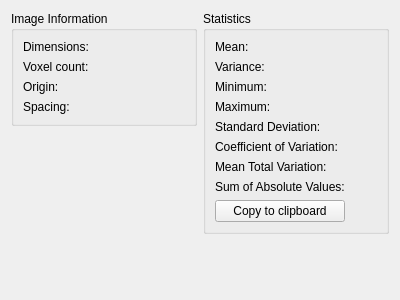
First picture: the form in source/modules/image_information/ImageInformationWidget.ui, repository josefkoller/ambient_image_processor, before the edit.
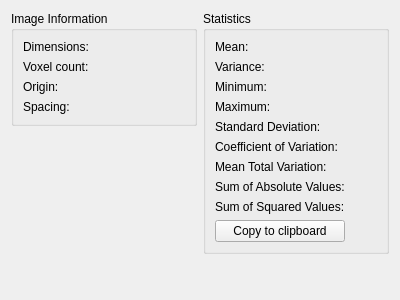
Second picture: the form after the edit.

Commit message: sum of squared values

What changed in the file:
```diff
--- a/source/modules/image_information/ImageInformationWidget.ui
+++ b/source/modules/image_information/ImageInformationWidget.ui
@@ -191,20 +191,6 @@
         </property>
        </widget>
       </item>
-      <item row="2" column="1">
-       <widget class="QLabel" name="minimum_label">
-        <property name="text">
-         <string/>
-        </property>
-       </widget>
-      </item>
-      <item row="8" column="0">
-       <widget class="QPushButton" name="copy_to_clipboard_button">
-        <property name="text">
-         <string>Copy to clipboard</string>
-        </property>
-       </widget>
-      </item>
       <item row="7" column="0">
        <widget class="QLabel" name="sum_of_absolute_values">
         <property name="text">
@@ -212,6 +198,13 @@
         </property>
        </widget>
       </item>
+      <item row="9" column="0">
+       <widget class="QPushButton" name="copy_to_clipboard_button">
+        <property name="text">
+         <string>Copy to clipboard</string>
+        </property>
+       </widget>
+      </item>
       <item row="7" column="1">
        <widget class="QLabel" name="sum_of_absolute_values_label">
         <property name="text">
@@ -219,6 +212,20 @@
         </property>
        </widget>
       </item>
+      <item row="8" column="0">
+       <widget class="QLabel" name="sum_of_squared_values">
+        <property name="text">
+         <string>Sum of Squared Values:</string>
+        </property>
+       </widget>
+      </item>
+      <item row="8" column="1">
+       <widget class="QLabel" name="sum_of_squared_values_label">
+        <property name="text">
+         <string/>
+        </property>
+       </widget>
+      </item>
      </layout>
     </widget>
    </item>
```
Left out of the diff: 7 changed lines with no effect on the pictures. The commit also changes 2 other files.
